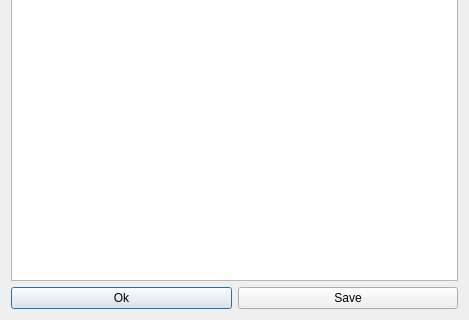
Above: src/Tools/MGCleanerPlug/MGCleanerViewText.ui from SalomePlatform/smesh before the change; both pictures show x 0 to 469 and y 169 to 489 of the 469 by 489 pixel window. Below: the same form after it.
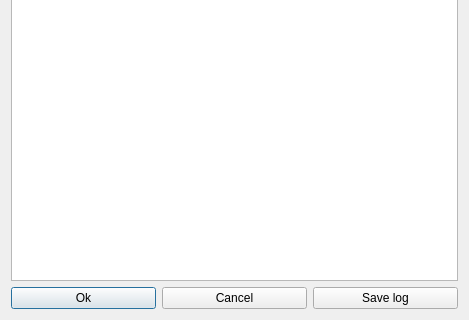
That is the form after the change.

Commit message: Improve behaviour of Cleaner and SurfOpt in case of error and add a cancel button.

The edit to the form file:
```diff
--- a/src/Tools/MGCleanerPlug/MGCleanerViewText.ui
+++ b/src/Tools/MGCleanerPlug/MGCleanerViewText.ui
@@ -14,7 +14,7 @@
    <string>Run MGCleaner</string>
   </property>
   <layout class="QGridLayout" name="gridLayout">
-   <item row="0" column="0" colspan="2">
+   <item row="0" column="0" colspan="3">
     <widget class="QTextBrowser" name="TB_Exe"/>
    </item>
    <item row="1" column="0">
@@ -25,9 +25,16 @@
     </widget>
    </item>
    <item row="1" column="1">
+    <widget class="QPushButton" name="PB_Cancel">
+     <property name="text">
+      <string>Cancel</string>
+     </property>
+    </widget>
+   </item>
+   <item row="1" column="2">
     <widget class="QPushButton" name="PB_Save">
      <property name="text">
-      <string>Save</string>
+      <string>Save log</string>
      </property>
     </widget>
    </item>
```
The commit also changes 3 other files.
